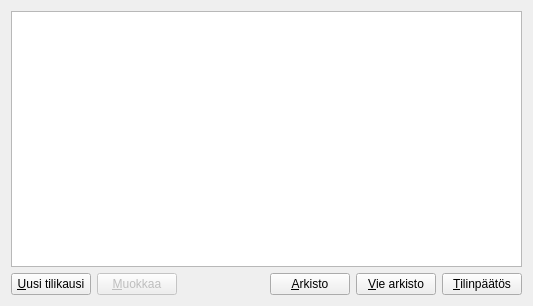
Old version of the form kitupiikki/arkisto/arkisto.ui in the repository artoh/kitupiikki.
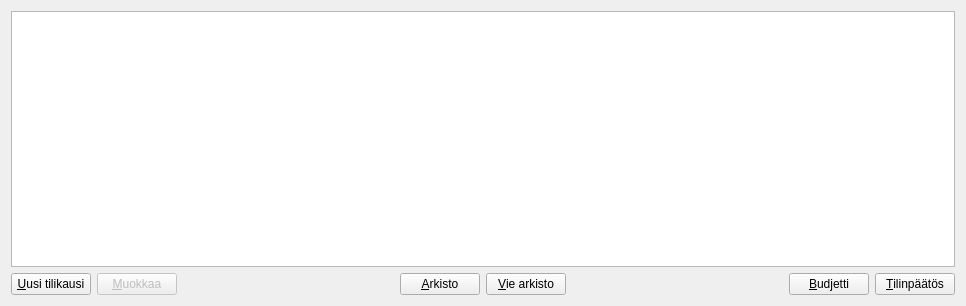
New version of the form. Icons and pictures are not drawn.

Diff of the .ui file:
```diff
--- a/kitupiikki/arkisto/arkisto.ui
+++ b/kitupiikki/arkisto/arkisto.ui
@@ -6,7 +6,7 @@
    <rect>
     <x>0</x>
     <y>0</y>
-    <width>533</width>
+    <width>966</width>
     <height>306</height>
    </rect>
   </property>
@@ -95,6 +95,30 @@
        </property>
       </widget>
      </item>
+     <item>
+      <spacer name="horizontalSpacer_2">
+       <property name="orientation">
+        <enum>Qt::Horizontal</enum>
+       </property>
+       <property name="sizeHint" stdset="0">
+        <size>
+         <width>40</width>
+         <height>20</height>
+        </size>
+       </property>
+      </spacer>
+     </item>
+     <item>
+      <widget class="QPushButton" name="budjettiNappi">
+       <property name="text">
+        <string>&amp;Budjetti</string>
+       </property>
+       <property name="icon">
+        <iconset resource="../pic/pic.qrc">
+         <normaloff>:/pic/rahaa.png</normaloff>:/pic/rahaa.png</iconset>
+       </property>
+      </widget>
+     </item>
      <item>
       <widget class="QPushButton" name="tilinpaatosNappi">
        <property name="text">
```
